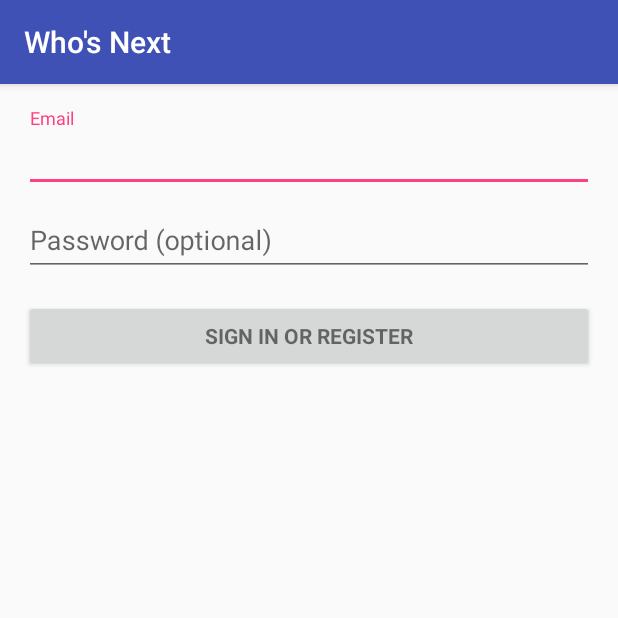
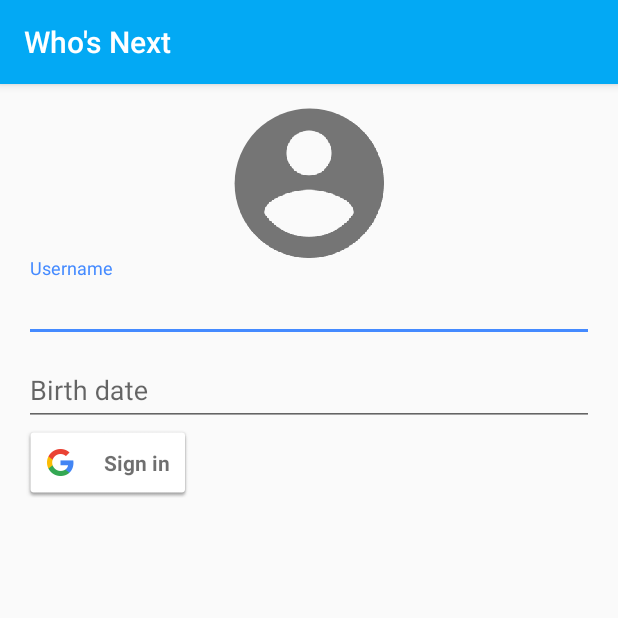
Before and after one commit to mlumeau/whosnext, an Android app: the screen it shows after launch (LoginActivity), on a phone screen of 412 x 824 dp, the top half of it. Run offline under Robolectric (Android 15) with nearby library versions, the phone set to English and light mode, and no system bars.

Commit message:
android: google signin

```diff
--- a/android/app/build.gradle
+++ b/android/app/build.gradle
@@ -1,4 +1,5 @@
 apply plugin: 'com.android.application'
+apply plugin: 'com.google.gms.google-services'
 
 android {
     compileSdkVersion 23
@@ -24,4 +25,5 @@ dependencies {
     testCompile 'junit:junit:4.12'
     compile 'com.android.support:appcompat-v7:23.1.1'
     compile 'com.android.support:design:23.1.1'
+    compile 'com.google.android.gms:play-services-auth:8.3.0'
 }
--- a/android/app/src/main/java/com/mobilefactory/whosnext/LoginActivity.java
+++ b/android/app/src/main/java/com/mobilefactory/whosnext/LoginActivity.java
@@ -3,199 +3,117 @@ package com.mobilefactory.whosnext;
 import android.animation.Animator;
 import android.animation.AnimatorListenerAdapter;
 import android.annotation.TargetApi;
-import android.app.LoaderManager.LoaderCallbacks;
-import android.content.CursorLoader;
-import android.content.Loader;
-import android.content.pm.PackageManager;
-import android.database.Cursor;
-import android.net.Uri;
-import android.os.AsyncTask;
+import android.app.DatePickerDialog;
+import android.content.Intent;
 import android.os.Build;
 import android.os.Bundle;
-import android.provider.ContactsContract;
-import android.support.annotation.NonNull;
-import android.support.design.widget.Snackbar;
 import android.support.v7.app.AppCompatActivity;
-import android.text.TextUtils;
-import android.view.KeyEvent;
+import android.util.Log;
 import android.view.View;
-import android.view.View.OnClickListener;
-import android.view.inputmethod.EditorInfo;
-import android.widget.ArrayAdapter;
-import android.widget.AutoCompleteTextView;
-import android.widget.Button;
+import android.widget.DatePicker;
 import android.widget.EditText;
-import android.widget.TextView;
 
-import java.util.ArrayList;
-import java.util.List;
+import com.google.android.gms.auth.api.Auth;
+import com.google.android.gms.auth.api.signin.GoogleSignInAccount;
+import com.google.android.gms.auth.api.signin.GoogleSignInOptions;
+import com.google.android.gms.auth.api.signin.GoogleSignInResult;
+import com.google.android.gms.common.ConnectionResult;
+import com.google.android.gms.common.SignInButton;
+import com.google.android.gms.common.api.GoogleApiClient;
 
-import static android.Manifest.permission.READ_CONTACTS;
+import java.text.DateFormat;
+import java.util.Calendar;
 
 /**
  * A login screen that offers login via email/password.
  */
-public class LoginActivity extends AppCompatActivity implements LoaderCallbacks<Cursor> {
-
-    /**
-     * Id to identity READ_CONTACTS permission request.
-     */
-    private static final int REQUEST_READ_CONTACTS = 0;
-
-    /**
-     * A dummy authentication store containing known user names and passwords.
-     * TODO: remove after connecting to a real authentication system.
-     */
-    private static final String[] DUMMY_CREDENTIALS = new String[]{
-            "foo@example.com:hello", "bar@example.com:world"
-    };
-    /**
-     * Keep track of the login task to ensure we can cancel it if requested.
-     */
-    private UserLoginTask mAuthTask = null;
+public class LoginActivity extends AppCompatActivity implements GoogleApiClient.OnConnectionFailedListener {
 
     // UI references.
-    private AutoCompleteTextView mEmailView;
-    private EditText mPasswordView;
+    private EditText mUsernameView;
+    private EditText mBirthdateView;
     private View mProgressView;
     private View mLoginFormView;
+
+    private  Calendar myCalendar = Calendar.getInstance();
+    private GoogleApiClient mGoogleApiClient;
+
+    private static final String TAG = "SignInActivity";
+    private static final int RC_SIGN_IN = 9001;
 
     @Override
     protected void onCreate(Bundle savedInstanceState) {
         super.onCreate(savedInstanceState);
         setContentView(R.layout.activity_login);
         // Set up the login form.
-        mEmailView = (AutoCompleteTextView) findViewById(R.id.email);
-        populateAutoComplete();
+        mUsernameView = (EditText) findViewById(R.id.username);
 
-        mPasswordView = (EditText) findViewById(R.id.password);
-        mPasswordView.setOnEditorActionListener(new TextView.OnEditorActionListener() {
+        mBirthdateView = (EditText) findViewById(R.id.birthdate);
+
+        final DatePickerDialog.OnDateSetListener date = new DatePickerDialog.OnDateSetListener() {
+
             @Override
-            public boolean onEditorAction(TextView textView, int id, KeyEvent keyEvent) {
-                if (id == R.id.login || id == EditorInfo.IME_NULL) {
-                    attemptLogin();
-                    return true;
-                }
-                return false;
+            public void onDateSet(DatePicker view, int year, int monthOfYear,
+                                  int dayOfMonth) {
+                // TODO Auto-generated method stub
+                myCalendar.set(Calendar.YEAR, year);
+                myCalendar.set(Calendar.MONTH, monthOfYear);
+                myCalendar.set(Calendar.DAY_OF_MONTH, dayOfMonth);
+                updateLabel();
             }
-        });
 
-        Button mEmailSignInButton = (Button) findViewById(R.id.email_sign_in_button);
-        mEmailSignInButton.setOnClickListener(new OnClickListener() {
+        };
+
+        mBirthdateView.setOnClickListener(new View.OnClickListener() {
             @Override
-            public void onClick(View view) {
-                attemptLogin();
+            public void onClick(View v) {
+                new DatePickerDialog(LoginActivity.this, date, myCalendar
+                        .get(Calendar.YEAR), myCalendar.get(Calendar.MONTH), myCalendar.get(Calendar.DAY_OF_MONTH))
+
+                        .show();
             }
         });
 
         mLoginFormView = findViewById(R.id.login_form);
         mProgressView = findViewById(R.id.login_progress);
+
+        // Configure sign-in to request the user's ID, email address, and basic
+        // profile. ID and basic profile are included in DEFAULT_SIGN_IN.
+        GoogleSignInOptions gso = new GoogleSignInOptions.Builder(GoogleSignInOptions.DEFAULT_SIGN_IN)
+                .requestEmail()
+                .build();
+
+        // Build a GoogleApiClient with access to the Google Sign-In API and the
+        // options specified by gso.
+        mGoogleApiClient = new GoogleApiClient.Builder(this)
+                .enableAutoManage(this /* Activity */, this /* OnConnectionFailedListener */)
+                .addApi(Auth.GOOGLE_SIGN_IN_API, gso)
+                .build();
+
+        // Customize sign-in button. The sign-in button can be displayed in
+        // multiple sizes and color schemes. It can also be contextually
+        // rendered based on the requested scopes. For example. a red button may
+        // be displayed when Google+ scopes are requested, but a white button
+        // may be displayed when only basic profile is requested. Try adding the
+        // Scopes.PLUS_LOGIN scope to the GoogleSignInOptions to see the
+        // difference.
+        SignInButton signInButton = (SignInButton) findViewById(R.id.sign_in_button);
+        signInButton.setSize(SignInButton.SIZE_STANDARD);
+        signInButton.setScopes(gso.getScopeArray());
+
+        findViewById(R.id.sign_in_button).setOnClickListener(new View.OnClickListener() {
+            @Override
+            public void onClick(View v) {
+                signIn();
+            }
+        });
     }
 
-    private void populateAutoComplete() {
-        if (!mayRequestContacts()) {
-            return;
-        }
+    private void updateLabel() {
 
-        getLoaderManager().initLoader(0, null, this);
-    }
+        DateFormat sdf = DateFormat.getDateInstance();
 
-    private boolean mayRequestContacts() {
-        if (Build.VERSION.SDK_INT < Build.VERSION_CODES.M) {
-            return true;
-        }
-        if (checkSelfPermission(READ_CONTACTS) == PackageManager.PERMISSION_GRANTED) {
-            return true;
-        }
-        if (shouldShowRequestPermissionRationale(READ_CONTACTS)) {
-            Snackbar.make(mEmailView, R.string.permission_rationale, Snackbar.LENGTH_INDEFINITE)
-                    .setAction(android.R.string.ok, new View.OnClickListener() {
-                        @Override
-                        @TargetApi(Build.VERSION_CODES.M)
-                        public void onClick(View v) {
-                            requestPermissions(new String[]{READ_CONTACTS}, REQUEST_READ_CONTACTS);
-                        }
-                    });
-        } else {
-            requestPermissions(new String[]{READ_CONTACTS}, REQUEST_READ_CONTACTS);
-        }
-        return false;
-    }
-
-    /**
-     * Callback received when a permissions request has been completed.
-     */
-    @Override
-    public void onRequestPermissionsResult(int requestCode, @NonNull String[] permissions,
-                                           @NonNull int[] grantResults) {
-        if (requestCode == REQUEST_READ_CONTACTS) {
-            if (grantResults.length == 1 && grantResults[0] == PackageManager.PERMISSION_GRANTED) {
-                populateAutoComplete();
-            }
-        }
-    }
-
-
-    /**
-     * Attempts to sign in or register the account specified by the login form.
-     * If there are form errors (invalid email, missing fields, etc.), the
-     * errors are presented and no actual login attempt is made.
-     */
-    private void attemptLogin() {
-        if (mAuthTask != null) {
-            return;
-        }
-
-        // Reset errors.
-        mEmailView.setError(null);
-        mPasswordView.setError(null);
-
-        // Store values at the time of the login attempt.
-        String email = mEmailView.getText().toString();
-        String password = mPasswordView.getText().toString();
-
-        boolean cancel = false;
-        View focusView = null;
-
-        // Check for a valid password, if the user entered one.
-        if (!TextUtils.isEmpty(password) && !isPasswordValid(password)) {
-            mPasswordView.setError(getString(R.string.error_invalid_password));
-            focusView = mPasswordView;
-            cancel = true;
-        }
-
-        // Check for a valid email address.
-        if (TextUtils.isEmpty(email)) {
-            mEmailView.setError(getString(R.string.error_field_required));
-            focusView = mEmailView;
-            cancel = true;
-        } else if (!isEmailValid(email)) {
-            mEmailView.setError(getString(R.string.error_invalid_email));
-            focusView = mEmailView;
-            cancel = true;
-        }
-
-        if (cancel) {
-            // There was an error; don't attempt login and focus the first
-            // form field with an error.
-            focusView.requestFocus();
-        } else {
-            // Show a progress spinner, and kick off a background task to
-            // perform the user login attempt.
-            showProgress(true);
-            mAuthTask = new UserLoginTask(email, password);
-            mAuthTask.execute((Void) null);
-        }
-    }
-
-    private boolean isEmailValid(String email) {
-        //TODO: Replace this with your own logic
-        return email.contains("@");
-    }
-
-    private boolean isPasswordValid(String password) {
-        //TODO: Replace this with your own logic
-        return password.length() > 4;
+        mBirthdateView.setText(sdf.format(myCalendar.getTime()));
     }
 
     /**
@@ -235,113 +153,38 @@ public class LoginActivity extends AppCompatActivity implements LoaderCallbacks<
     }
 
     @Override
-    public Loader<Cursor> onCreateLoader(int i, Bundle bundle) {
-        return new CursorLoader(this,
-                // Retrieve data rows for the device user's 'profile' contact.
-                Uri.withAppendedPath(ContactsContract.Profile.CONTENT_URI,
-                        ContactsContract.Contacts.Data.CONTENT_DIRECTORY), ProfileQuery.PROJECTION,
+    public void onConnectionFailed(ConnectionResult connectionResult) {
 
-                // Select only email addresses.
-                ContactsContract.Contacts.Data.MIMETYPE +
-                        " = ?", new String[]{ContactsContract.CommonDataKinds.Email
-                .CONTENT_ITEM_TYPE},
+    }
 
-                // Show primary email addresses first. Note that there won't be
-                // a primary email address if the user hasn't specified one.
-                ContactsContract.Contacts.Data.IS_PRIMARY + " DESC");
+    private void signIn() {
+        Intent signInIntent = Auth.GoogleSignInApi.getSignInIntent(mGoogleApiClient);
+        startActivityForResult(signInIntent, RC_SIGN_IN);
     }
 
     @Override
-    public void onLoadFinished(Loader<Cursor> cursorLoader, Cursor cursor) {
-        List<String> emails = new ArrayList<>();
-        cursor.moveToFirst();
-        while (!cursor.isAfterLast()) {
-            emails.add(cursor.getString(ProfileQuery.ADDRESS));
-            cursor.moveToNext();
+    public void onActivityResult(int requestCode, int resultCode, Intent data) {
+        super.onActivityResult(requestCode, resultCode, data);
+
+        // Result returned from launching the Intent from GoogleSignInApi.getSignInIntent(...);
+        if (requestCode == RC_SIGN_IN) {
+            GoogleSignInResult result = Auth.GoogleSignInApi.getSignInResultFromIntent(data);
+            handleSignInResult(result);
         }
-
-        addEmailsToAutoComplete(emails);
+    }
+    private void handleSignInResult(GoogleSignInResult result) {
+        Log.d(TAG, "handleSignInResult:" + result.isSuccess());
+        if (result.isSuccess()) {
+            // Signed in successfully, show authenticated UI.
+            GoogleSignInAccount acct = result.getSignInAccount();
+            updateUI(true);
+        } else {
+            // Signed out, show unauthenticated UI.
+            updateUI(false);
+        }
     }
 
-    @Override
-    public void onLoaderReset(Loader<Cursor> cursorLoader) {
-
-    }
-
-    private void addEmailsToAutoComplete(List<String> emailAddressCollection) {
-        //Create adapter to tell the AutoCompleteTextView what to show in its dropdown list.
-        ArrayAdapter<String> adapter =
-                new ArrayAdapter<>(LoginActivity.this,
-                        android.R.layout.simple_dropdown_item_1line, emailAddressCollection);
-
-        mEmailView.setAdapter(adapter);
-    }
-
-
-    private interface ProfileQuery {
-        String[] PROJECTION = {
-                ContactsContract.CommonDataKinds.Email.ADDRESS,
-                ContactsContract.CommonDataKinds.Email.IS_PRIMARY,
-        };
-
-        int ADDRESS = 0;
-        int IS_PRIMARY = 1;
-    }
-
-    /**
-     * Represents an asynchronous login/registration task used to authenticate
-     * the user.
-     */
-    public class UserLoginTask extends AsyncTask<Void, Void, Boolean> {
-
-        private final String mEmail;
-        private final String mPassword;
-
-        UserLoginTask(String email, String password) {
-            mEmail = email;
-            mPassword = password;
-        }
-
-        @Override
-        protected Boolean doInBackground(Void... params) {
-            // TODO: attempt authentication against a network service.
-
-            try {
-                // Simulate network access.
-                Thread.sleep(2000);
-            } catch (InterruptedException e) {
-                return false;
-            }
-
-            for (String credential : DUMMY_CREDENTIALS) {
-                String[] pieces = credential.split(":");
-                if (pieces[0].equals(mEmail)) {
-                    // Account exists, return true if the password matches.
-                    return pieces[1].equals(mPassword);
-                }
-            }
-
-            // TODO: register the new account here.
-            return true;
-        }
-
-        @Override
-        protected void onPostExecute(final Boolean success) {
-            mAuthTask = null;
-            showProgress(false);
-
-            if (success) {
-                finish();
-            } else {
-                mPasswordView.setError(getString(R.string.error_incorrect_password));
-                mPasswordView.requestFocus();
-            }
-        }
-
-        @Override
-        protected void onCancelled() {
-            mAuthTask = null;
-            showProgress(false);
-        }
+    private void updateUI(boolean isSignedIn){
+        //TODO
     }
 }
--- /dev/null
+++ b/android/app/src/main/java/com/mobilefactory/whosnext/view/RoundedImageView.java
@@ -0,0 +1,84 @@
+package com.mobilefactory.whosnext.view;
+
+import android.content.Context;
+import android.graphics.Bitmap;
+import android.graphics.Canvas;
+import android.graphics.Color;
+import android.graphics.Paint;
+import android.graphics.PorterDuff;
+import android.graphics.PorterDuffXfermode;
+import android.graphics.Rect;
+import android.graphics.drawable.BitmapDrawable;
+import android.graphics.drawable.Drawable;
+import android.util.AttributeSet;
+import android.widget.ImageView;
+
+public class RoundedImageView extends ImageView {
+
+	public RoundedImageView(Context context) {
+		super(context);
+	}
+
+	public RoundedImageView(Context context, AttributeSet attrs) {
+		super(context, attrs);
+	}
+
+	public RoundedImageView(Context context, AttributeSet attrs, int defStyle) {
+		super(context, attrs, defStyle);
+	}
+
+	@Override
+	protected void onDraw(Canvas canvas) {
+
+		Drawable drawable = getDrawable();
+
+		if (drawable == null) {
+			return;
+		}
+
+		if (getWidth() == 0 || getHeight() == 0) {
+			return;
+		}
+		Bitmap b = ((BitmapDrawable) drawable).getBitmap();
+		Bitmap bitmap = b.copy(Bitmap.Config.ARGB_8888, true);
+
+		int w = getWidth(), h = getHeight();
+
+		Bitmap roundBitmap = getCroppedBitmap(bitmap, w);
+		canvas.drawBitmap(roundBitmap, 0, 0, null);
+
+	}
+
+	public static Bitmap getCroppedBitmap(Bitmap bmp, int radius) {
+		Bitmap sbmp;
+
+		if (bmp.getWidth() != radius || bmp.getHeight() != radius) {
+			float smallest = Math.min(bmp.getWidth(), bmp.getHeight());
+			float factor = smallest / radius;
+			sbmp = Bitmap.createScaledBitmap(bmp, (int)(bmp.getWidth() / factor), (int)(bmp.getHeight() / factor), false);
+		} else {
+			sbmp = bmp;
+		}
+
+		Bitmap output = Bitmap.createBitmap(radius, radius,
+				Bitmap.Config.ARGB_8888);
+		Canvas canvas = new Canvas(output);
+
+		final int color = 0xffa19774;
+		final Paint paint = new Paint();
+		final Rect rect = new Rect(0, 0, radius, radius);
+
+		paint.setAntiAlias(true);
+		paint.setFilterBitmap(true);
+		paint.setDither(true);
+		canvas.drawARGB(0, 0, 0, 0);
+		paint.setColor(Color.parseColor("#BAB399"));
+		canvas.drawCircle(radius / 2 + 0.7f,
+				radius / 2 + 0.7f, radius / 2 + 0.1f, paint);
+		paint.setXfermode(new PorterDuffXfermode(PorterDuff.Mode.SRC_IN));
+		canvas.drawBitmap(sbmp, rect, rect, paint);
+
+		return output;
+	}
+
+}
--- a/android/app/src/main/res/layout/activity_login.xml
+++ b/android/app/src/main/res/layout/activity_login.xml
@@ -30,16 +30,22 @@
             android:layout_height="wrap_content"
             android:orientation="vertical">
 
+            <com.mobilefactory.whosnext.view.RoundedImageView
+                android:layout_width="100dp"
+                android:layout_height="100dp"
+                android:id="@+id/imageView"
+                android:layout_gravity="center_horizontal"
+                android:src="@drawable/ic_android_account_circle" />
+
             <android.support.design.widget.TextInputLayout
                 android:layout_width="match_parent"
                 android:layout_height="wrap_content">
 
-                <AutoCompleteTextView
-                    android:id="@+id/email"
+                <EditText
+                    android:id="@+id/username"
                     android:layout_width="match_parent"
                     android:layout_height="wrap_content"
-                    android:hint="@string/prompt_email"
-                    android:inputType="textEmailAddress"
+                    android:hint="@string/prompt_username"
                     android:maxLines="1"
                     android:singleLine="true" />
 
@@ -50,27 +56,21 @@
                 android:layout_height="wrap_content">
 
                 <EditText
-                    android:id="@+id/password"
+                    android:id="@+id/birthdate"
                     android:layout_width="match_parent"
                     android:layout_height="wrap_content"
-                    android:hint="@string/prompt_password"
-                    android:imeActionId="@+id/login"
-                    android:imeActionLabel="@string/action_sign_in_short"
-                    android:imeOptions="actionUnspecified"
-                    android:inputType="textPassword"
+                    android:hint="@string/prompt_birthdate"
+                    android:inputType="date"
+                    android:focusable="false"
                     android:maxLines="1"
                     android:singleLine="true" />
 
             </android.support.design.widget.TextInputLayout>
 
-            <Button
-                android:id="@+id/email_sign_in_button"
-                style="?android:textAppearanceSmall"
-                android:layout_width="match_parent"
-                android:layout_height="wrap_content"
-                android:layout_marginTop="16dp"
-                android:text="@string/action_sign_in"
-                android:textStyle="bold" />
+            <com.google.android.gms.common.SignInButton
+                android:id="@+id/sign_in_button"
+                android:layout_width="wrap_content"
+                android:layout_height="wrap_content" />
 
         </LinearLayout>
     </ScrollView>
--- a/android/app/src/main/res/values/colors.xml
+++ b/android/app/src/main/res/values/colors.xml
@@ -1,6 +1,11 @@
 <?xml version="1.0" encoding="utf-8"?>
 <resources>
-    <color name="colorPrimary">#3F51B5</color>
-    <color name="colorPrimaryDark">#303F9F</color>
-    <color name="colorAccent">#FF4081</color>
+    <color name="colorPrimary">#03A9F4</color>
+    <color name="colorPrimaryDark">#0288D1</color>
+    <color name="colorPrimaryLight">#B3E5FC</color>
+    <color name="colorAccent">#448AFF</color>
+    <color name="colorPrimaryText">#212121</color>
+    <color name="colorSecondaryText">#727272</color>
+    <color name="colorIcons">#FFFFFF</color>
+    <color name="colorDivider">#B6B6B6</color>
 </resources>
--- a/android/app/src/main/res/values/strings.xml
+++ b/android/app/src/main/res/values/strings.xml
@@ -13,4 +13,6 @@
     <string name="permission_rationale">"Contacts permissions are needed for providing email
         completions."
     </string>
+    <string name="prompt_username">Username</string>
+    <string name="prompt_birthdate">Birth date</string>
 </resources>
--- a/android/build.gradle
+++ b/android/build.gradle
@@ -6,7 +6,7 @@ buildscript {
     }
     dependencies {
         classpath 'com.android.tools.build:gradle:1.5.0'
-
+        classpath 'com.google.gms:google-services:1.5.0-beta2'
         // NOTE: Do not place your application dependencies here; they belong
         // in the individual module build.gradle files
     }
```
Also changed, not shown: android/app/src/main/res/drawable-hdpi/ic_android_account_circle.png (added), android/app/src/main/res/drawable-mdpi/ic_android_account_circle.png (added), android/app/src/main/res/drawable-xhdpi/ic_android_account_circle.png (added), android/app/src/main/res/drawable-xxhdpi/ic_android_account_circle.png (added), android/app/src/main/res/drawable-xxxhdpi/ic_android_account_circle.png (added), 1 other file.
